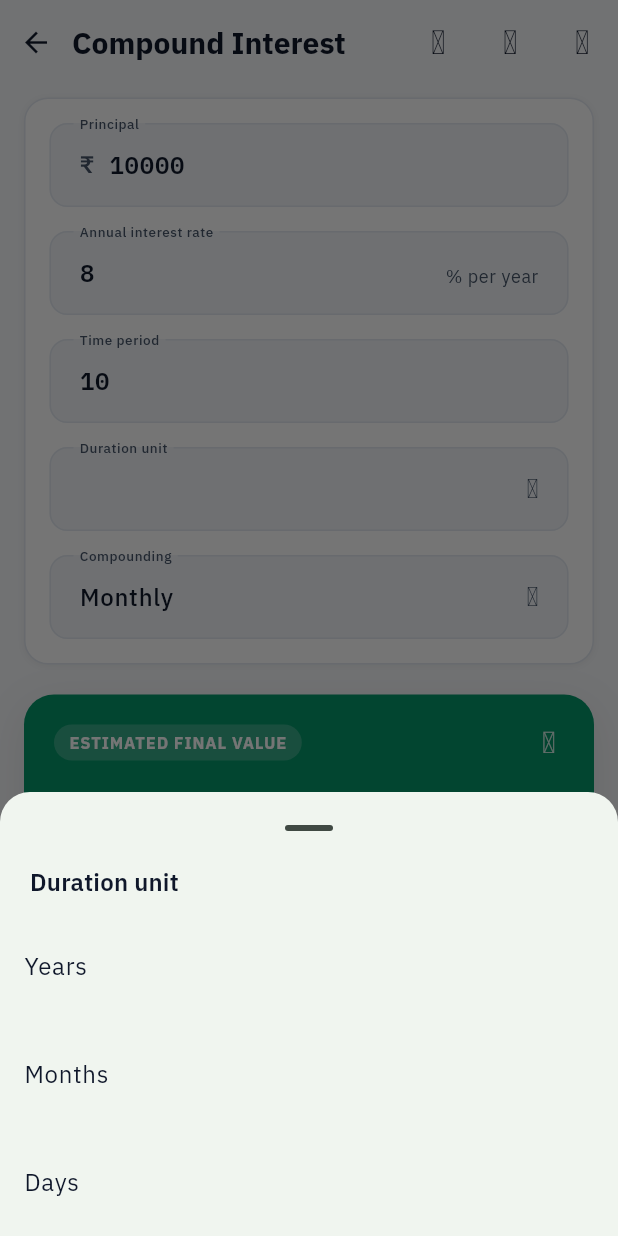
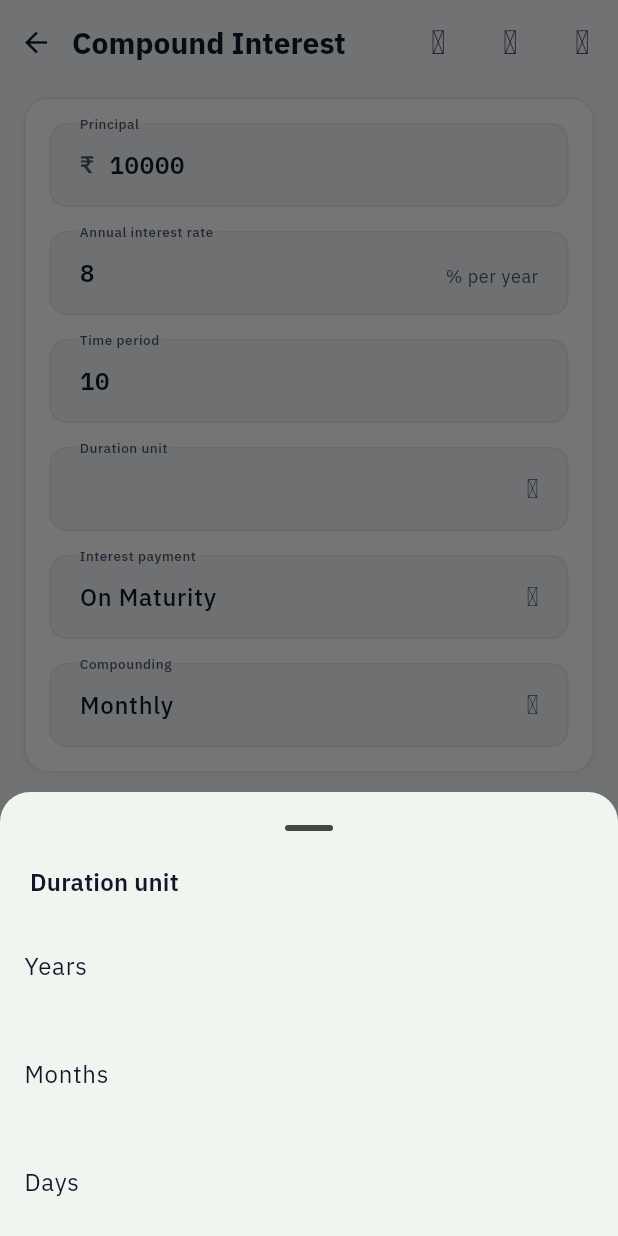
Before and after one commit to kachakaran6/finwise, a Flutter app: the CalculatorScreen screen opened directly with sample values from the repository, after a tap on "Duration unit", on a phone screen of 412 x 824 dp. Run offline on Flutter 3.47's test engine with Material 3 defaults, Android fonts, the phone set to English and light mode, and no system bars; our stand-ins replace file_picker, flutter_riverpod, in_app_review, package_info_plus, pdf, printing and 3 more; missing offline and left inert: cryptography, in_app_update, liquid_glass_widgets, phosphoricons_flutter; accounts and stored records are empty; statements that could not run were skipped.

Commit message:
feat(calculator): add Interest payment payout options (monthly, quarterly, yearly, on Maturity)

```diff
--- a/lib/domain/calculators/catalog.dart
+++ b/lib/domain/calculators/catalog.dart
@@ -30,6 +30,12 @@ const _durationUnits = [
   ChoiceOption('years', 'Years'),
   ChoiceOption('months', 'Months'),
   ChoiceOption('days', 'Days'),
+];
+const _payoutOptions = [
+  ChoiceOption('maturity', 'On Maturity'),
+  ChoiceOption('monthly', 'Monthly'),
+  ChoiceOption('quarterly', 'Quarterly'),
+  ChoiceOption('yearly', 'Yearly'),
 ];
 
 String _compoundingName(int m) {
@@ -131,7 +137,8 @@ CalcResult _compound(CalcInputs x) {
   final r = x.n('rate');
   final durationVal = x.n('years');
   final unit = x.values.containsKey('unit') ? x.s('unit') : 'years';
-  final m = int.parse(x.s('m'));
+  final payout = x.values.containsKey('payout') ? x.s('payout') : 'maturity';
+  final m = x.values.containsKey('m') ? int.parse(x.s('m')) : 12;
 
   late final double tInYears;
   late final String durationLabel;
@@ -165,7 +172,9 @@ CalcResult _compound(CalcInputs x) {
       for (var s = step; s < durationVal; s += step) {
         pts.add(s);
       }
-      if (pts.last != durationVal) pts.add(durationVal);
+      if (pts.last != durationVal) {
+        pts.add(durationVal);
+      }
       toYears = (d) => d / 365.0;
       break;
 
@@ -188,7 +197,9 @@ CalcResult _compound(CalcInputs x) {
       for (var s = step; s < durationVal; s += step) {
         pts.add(s);
       }
-      if (pts.last != durationVal) pts.add(durationVal);
+      if (pts.last != durationVal) {
+        pts.add(durationVal);
+      }
       toYears = (mo) => mo / 12.0;
       break;
 
@@ -207,6 +218,7 @@ CalcResult _compound(CalcInputs x) {
       break;
   }
 
+  if (payout == 'maturity') {
     final a = compoundValue(p, r, tInYears, m);
     final ys = pts.map((pt) => compoundValue(p, r, toYears(pt), m)).toList();
     final rows = <List<double>>[];
@@ -221,12 +233,14 @@ CalcResult _compound(CalcInputs x) {
         ResultRow('Principal', p),
         ResultRow('Estimated interest', a - p),
         ResultRow('Effective annual rate', ear, kind: ValueKind.percent),
+        const ResultRow.text('Interest payment', 'On Maturity'),
         if (unit == 'years')
           ResultRow('Duration', durationVal, kind: ValueKind.years)
         else
           ResultRow.text('Duration', durationLabel),
       ],
       assumptions: [
+        'Interest payment: On Maturity (Compounded at chosen frequency).',
         'Compounding frequency: ${_compoundingName(m)} ($m period(s) per year).',
         conventionNote,
         if (m == 365 && unit == 'days')
@@ -240,6 +254,75 @@ CalcResult _compound(CalcInputs x) {
         Series('Estimated value', pts, ys),
       ]),
       schedule: Schedule([col0Name, 'Opening', 'Interest', 'Closing'], rows),
+    );
+  }
+
+  // Periodic interest payout (Monthly, Quarterly, Yearly)
+  late final String payoutName;
+  late final String payoutLabel;
+  late final int payoutPeriodsPerYr;
+  late final double periodicPayout;
+
+  switch (payout) {
+    case 'monthly':
+      payoutName = 'Monthly';
+      payoutLabel = 'Monthly interest payout';
+      payoutPeriodsPerYr = 12;
+      periodicPayout = (p * (r / 100.0)) / 12.0;
+      break;
+    case 'quarterly':
+      payoutName = 'Quarterly';
+      payoutLabel = 'Quarterly interest payout';
+      payoutPeriodsPerYr = 4;
+      periodicPayout = (p * (r / 100.0)) / 4.0;
+      break;
+    case 'yearly':
+    default:
+      payoutName = 'Yearly';
+      payoutLabel = 'Annual interest payout';
+      payoutPeriodsPerYr = 1;
+      periodicPayout = p * (r / 100.0);
+      break;
+  }
+
+  final totalInterest = p * (r / 100.0) * tInYears;
+  final totalPayout = p + totalInterest;
+
+  final rows = <List<double>>[];
+  for (var i = 1; i < pts.length; i++) {
+    final periodInterest =
+        p * (r / 100.0) * (toYears(pts[i]) - toYears(pts[i - 1]));
+    final cumInterest = p * (r / 100.0) * toYears(pts[i]);
+    rows.add([pts[i], p, periodInterest, p + cumInterest]);
+  }
+
+  final ys = pts.map((pt) => p + p * (r / 100.0) * toYears(pt)).toList();
+
+  return CalcResult(
+    primary: ResultRow('Total payout received', totalPayout),
+    rows: [
+      ResultRow('Principal', p),
+      ResultRow('Total interest payout', totalInterest),
+      ResultRow(payoutLabel, periodicPayout),
+      ResultRow.text('Interest payment', payoutName),
+      if (unit == 'years')
+        ResultRow('Duration', durationVal, kind: ValueKind.years)
+      else
+        ResultRow.text('Duration', durationLabel),
+    ],
+    assumptions: [
+      'Interest payment: $payoutName ($payoutPeriodsPerYr payout(s) per year).',
+      'Periodic interest is paid directly to depositor; principal is returned at maturity.',
+      conventionNote,
+      'Total interest = Principal × (Rate ÷ 100) × Time.',
+      'No fees or taxes are modelled.',
+    ],
+    chart: ChartSpec(xLabel, [
+      Series('Principal', pts, pts.map((_) => p).toList(), emphasis: false),
+      Series('Total payout received', pts, ys),
+    ]),
+    schedule: Schedule(
+        [col0Name, 'Principal', 'Interest Payout', 'Total Received'], rows),
   );
 }
 
@@ -776,13 +859,19 @@ final List<CalculatorDef> catalog = [
       'lumpsum',
       'future value',
       'interest on interest',
-      'daily compound'
+      'daily compound',
+      'fd',
+      'fixed deposit',
+      'term deposit',
+      'interest payment',
+      'interest payout',
     ],
     formula: [
-      'A = P × (1 + r/m)^(m×t)',
+      'On Maturity: A = P × (1 + r/m)^(m×t)',
+      'Periodic Payout: Periodic Interest = (P × r) ÷ Payout Frequency',
+      'Total Payout = Principal + Total Interest',
       't = years, or months ÷ 12, or days ÷ 365',
       'Daily compounding: A = P × (1 + r/365)^d',
-      'Interest = A − P',
       'If r = 0, A = P',
     ],
     fields: [
@@ -796,7 +885,9 @@ final List<CalculatorDef> catalog = [
           max: 36500,
           suffix: 'years'),
       _choice('unit', 'Duration unit', _durationUnits, 'years'),
-      _choice('m', 'Compounding', _compounding, '12'),
+      _choice('payout', 'Interest payment', _payoutOptions, 'maturity'),
+      _choice('m', 'Compounding', _compounding, '12',
+          showField: 'payout', showValue: 'maturity'),
     ],
     compute: _compound,
   ),
--- a/lib/features/calculator/calculator_screen.dart
+++ b/lib/features/calculator/calculator_screen.dart
@@ -362,11 +362,18 @@ class _CalculatorScreenState extends ConsumerState<CalculatorScreen> {
       if (unit == 'months') return const [12, 24, 36, 60, 120];
       return const [5, 10, 15, 20, 25];
     }
-    if (f.id == 'stepup') return const [5, 10, 15, 20];
-    if (f.id == 'inflation') return const [4, 6, 8, 10];
-    if (f.id == 'nominal') return const [8, 10, 12, 15];
-    if (f.id == 'pctA' || f.id == 'pctAdj')
+    if (f.id == 'stepup') {
+      return const [5, 10, 15, 20];
+    }
+    if (f.id == 'inflation') {
+      return const [4, 6, 8, 10];
+    }
+    if (f.id == 'nominal') {
+      return const [8, 10, 12, 15];
+    }
+    if (f.id == 'pctA' || f.id == 'pctAdj') {
       return const [5, 10, 15, 18, 20, 28];
+    }
     return null;
   }
 
--- a/lib/shared/widgets/result_view.dart
+++ b/lib/shared/widgets/result_view.dart
@@ -611,8 +611,9 @@ class _ChartState extends State<_Chart> {
                     showTitles: true,
                     reservedSize: 52,
                     getTitlesWidget: (v, meta) {
-                      if (v == meta.min || v == meta.max)
+                      if (v == meta.min || v == meta.max) {
                         return const SizedBox.shrink();
+                      }
                       return Padding(
                         padding: const EdgeInsets.only(right: 6),
                         child: Text(widget.fmt.axis(v),
```
Lines whose indentation alone changed are shown as unchanged.
